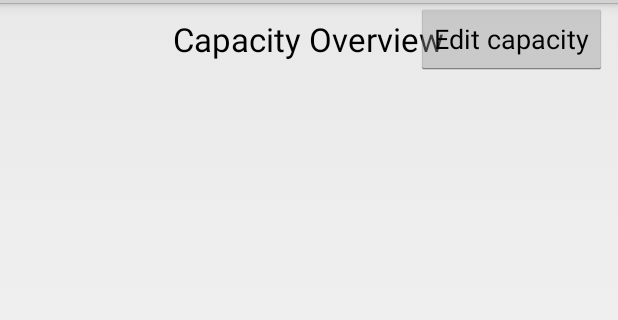
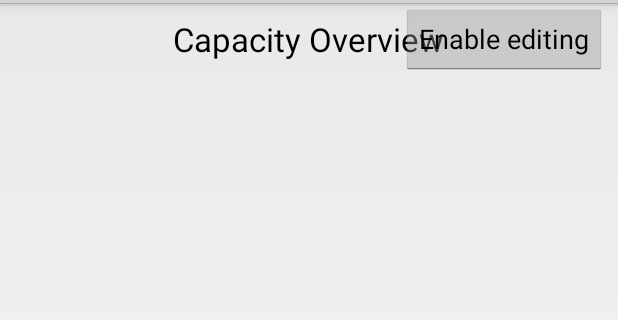
Before and after one commit to Bathlamos/RTDC, an Android app: the layout actionbar_capacity_overview.xml on its own in the app's theme, with its tools: preview values and no code run, on a phone screen of 412 x 824 dp, the part 69-389 px from its top. Run offline under Robolectric (Android 15) with nearby library versions, the light colour scheme and no system bars.

Commit message:
Editing button now changes text when clicking it

```diff
--- a/android/src/main/java/rtdc/android/CapacityOverviewActivity.java
+++ b/android/src/main/java/rtdc/android/CapacityOverviewActivity.java
@@ -56,8 +56,12 @@ public class CapacityOverviewActivity extends Activity {
             @Override
             public void onClick(View v) {
                 editing = !editing;
-                if(editing)
+                if(editing){
                     editingRowOriginalColor = Color.parseColor(tableRowAlternateColor);
+                    ((Button)v).setText("Disable editing");
+                }else{
+                    ((Button)v).setText("Enable editing");
+                }
                 TableLayout table = (TableLayout) findViewById(R.id.table);
                 updateEditingRow((TableRow) table.getChildAt(1));
             }
--- a/android/src/main/res/layout/actionbar_capacity_overview.xml
+++ b/android/src/main/res/layout/actionbar_capacity_overview.xml
@@ -17,7 +17,7 @@
         <Button
                 android:layout_width="wrap_content"
                 android:layout_height="wrap_content"
-                android:text="Edit capacity"
+                android:text="Enable editing"
                 android:id="@+id/editButton" android:layout_gravity="right|center_vertical"
                 android:layout_marginRight="7dip"/>
     </FrameLayout>
```
